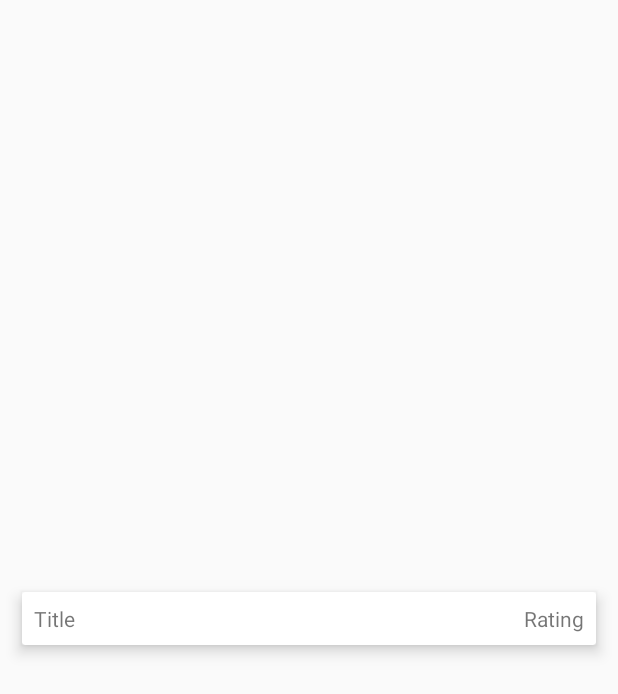
After one commit to jonathonbauer/watched, an Android app: the layout search_result.xml on its own in the app's theme, with its tools: preview values and no code run, on a phone screen of 412 x 824 dp. The commit adds this screen. Shown: the top 694 px of the screen. Run offline under Robolectric (Android 15) with nearby library versions, the phone set to English and light mode, and no system bars.

Commit message:
#46 Completed the Search Page ListView Adapter

```diff
--- /dev/null
+++ b/app/src/main/res/layout/search_result.xml
@@ -0,0 +1,51 @@
+<?xml version="1.0" encoding="utf-8"?>
+<android.support.constraint.ConstraintLayout
+    xmlns:android="http://schemas.android.com/apk/res/android"
+    xmlns:app="http://schemas.android.com/apk/res-auto"
+    android:layout_width="match_parent"
+    android:layout_height="match_parent">
+
+    <android.support.v7.widget.CardView
+        android:layout_width="0dp"
+        android:layout_height="wrap_content"
+        android:layout_marginStart="8dp"
+        android:layout_marginTop="8dp"
+        android:layout_marginEnd="8dp"
+        android:layout_marginBottom="8dp"
+        app:cardElevation="6dp"
+        app:cardUseCompatPadding="true"
+        app:layout_constraintBottom_toBottomOf="parent"
+        app:layout_constraintEnd_toEndOf="parent"
+        app:layout_constraintStart_toStartOf="parent"
+        app:layout_constraintTop_toTopOf="parent">
+
+        <android.support.constraint.ConstraintLayout
+            android:layout_width="match_parent"
+            android:layout_height="match_parent">
+
+            <TextView
+                android:id="@+id/resultViewTitle"
+                android:layout_width="wrap_content"
+                android:layout_height="wrap_content"
+                android:layout_marginStart="8dp"
+                android:layout_marginTop="8dp"
+                android:layout_marginBottom="8dp"
+                android:text="@string/search_result_title_placeholder"
+                app:layout_constraintBottom_toBottomOf="parent"
+                app:layout_constraintStart_toStartOf="parent"
+                app:layout_constraintTop_toTopOf="parent" />
+
+            <TextView
+                android:id="@+id/resultViewRating"
+                android:layout_width="wrap_content"
+                android:layout_height="wrap_content"
+                android:layout_marginTop="8dp"
+                android:layout_marginEnd="8dp"
+                android:layout_marginBottom="8dp"
+                android:text="@string/search_result_rating_placeholder"
+                app:layout_constraintBottom_toBottomOf="parent"
+                app:layout_constraintEnd_toEndOf="parent"
+                app:layout_constraintTop_toTopOf="parent" />
+        </android.support.constraint.ConstraintLayout>
+    </android.support.v7.widget.CardView>
+</android.support.constraint.ConstraintLayout>
```
Also changed, not shown: app/src/main/java/ca/jonnybauer/watched/Pages/SearchPage.java (+47 -0 lines), app/src/main/res/layout/fragment_search_page.xml (+6 -6 lines).
